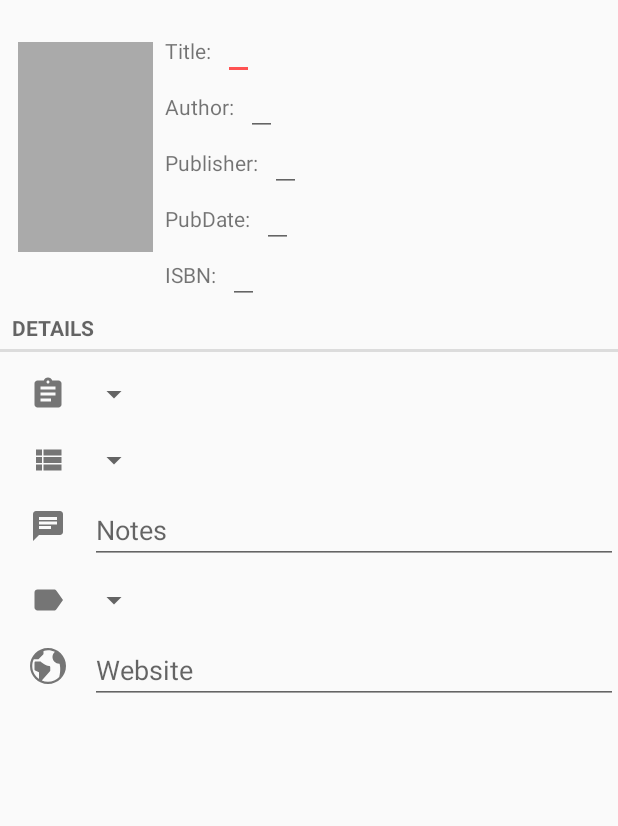
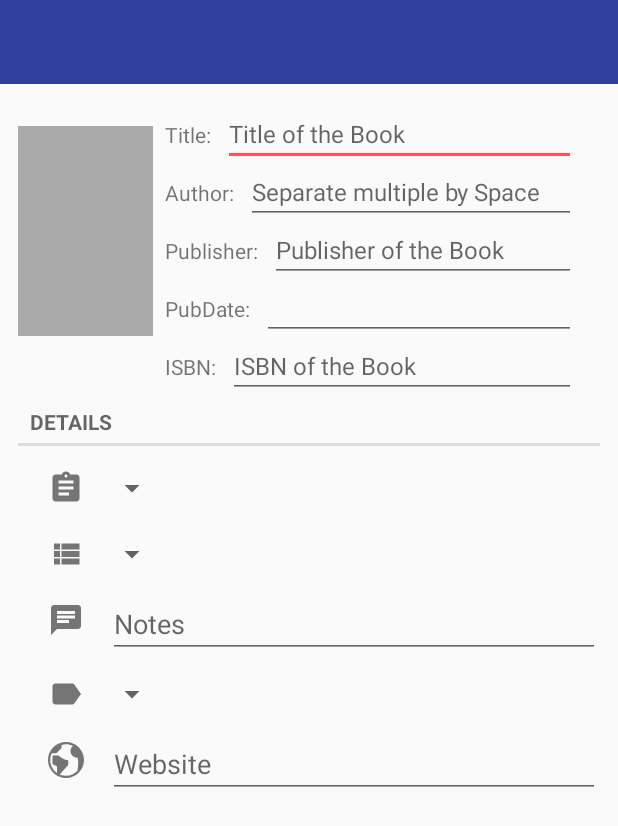
Before and after one commit to smartjinyu/MyBookshelf, an Android app: the layout activity_bookedit.xml on its own in the app's theme, with its tools: preview values and no code run, on a phone screen of 412 x 824 dp. Shown: the top 826 px of the screen. Run offline under Robolectric (Android 15) with nearby library versions, the light colour scheme and no system bars.

Commit message:
begin to work on bookEditActivity

```diff
--- a/app/src/main/java/com/smartjinyu/mybookshelf/Book.java
+++ b/app/src/main/java/com/smartjinyu/mybookshelf/Book.java
@@ -1,5 +1,6 @@
 package com.smartjinyu.mybookshelf;
 
+import java.io.Serializable;
 import java.util.Calendar;
 import java.util.Date;
 import java.util.List;
@@ -11,11 +12,11 @@ import java.util.UUID;
  * This class represents a simple book.
  */
 
-public class Book {
+public class Book implements Serializable{
     private String title;
     private UUID id; // A unique id to identify each book
     private List<String> authors;
-    private List<String> translators;
+    private List<String> translators;//set null if no translator
     private Map<String,String> WebIds;
     // "douban"
     private String publisher;
--- a/app/src/main/java/com/smartjinyu/mybookshelf/BookFetcher.java
+++ b/app/src/main/java/com/smartjinyu/mybookshelf/BookFetcher.java
@@ -2,6 +2,7 @@ package com.smartjinyu.mybookshelf;
 
 import android.content.Context;
 import android.os.Environment;
+import android.os.Handler;
 import android.util.Log;
 import android.widget.Toast;
 
@@ -30,6 +31,7 @@ public abstract class BookFetcher {
     protected Context mContext;
 
     protected Book mBook;
+    protected Handler mHandler;
 
 
     protected abstract void getBookInfo(Context context,String isbn);
--- a/app/src/main/res/layout/activity_bookedit.xml
+++ b/app/src/main/res/layout/activity_bookedit.xml
@@ -3,7 +3,25 @@
               android:orientation="vertical"
               android:layout_width="match_parent"
               android:layout_height="match_parent">
+    <android.support.v7.widget.Toolbar
+        xmlns:android="http://schemas.android.com/apk/res/android"
+        android:id="@+id/bookedit_toolbar"
+        android:layout_height="wrap_content"
+        android:layout_width="match_parent"
+        android:fitsSystemWindows="true"
+        android:minHeight="?attr/actionBarSize"
+        android:theme="@style/ThemeOverlay.AppCompat.Dark.ActionBar"
+        android:background="?attr/colorPrimaryDark">
+    </android.support.v7.widget.Toolbar>
+
     <include layout="@layout/view_cover_and_info"/>
+
+    <LinearLayout
+        android:layout_width="match_parent"
+        android:layout_height="wrap_content"
+        android:orientation="vertical"
+        android:layout_marginStart="12dp"
+        android:layout_marginEnd="12dp">
         <TextView
             android:layout_width="match_parent"
             android:layout_height="wrap_content"
@@ -121,6 +139,6 @@
                 android:hint="@string/website_edit_text_hint"/>
         </LinearLayout>
 
-
+    </LinearLayout>
 
 </LinearLayout>
--- a/app/src/main/res/layout/view_cover_and_info.xml
+++ b/app/src/main/res/layout/view_cover_and_info.xml
@@ -3,6 +3,7 @@
               android:layout_width="match_parent"
               android:layout_height="wrap_content"
               android:layout_marginStart="12dp"
+              android:layout_marginEnd="12dp"
               android:layout_marginTop="16dp">
 
     <LinearLayout
@@ -25,18 +26,18 @@
 
     <LinearLayout
         android:layout_marginStart="4dp"
-        android:layout_width="0dp"
+        android:layout_width="match_parent"
         android:layout_height="wrap_content"
         android:orientation="vertical"
-        android:layout_weight="1">
+        android:layout_marginTop="-4dp">
 
         <LinearLayout
-            android:layout_width="wrap_content"
+            android:layout_width="match_parent"
             android:layout_height="wrap_content"
             android:orientation="horizontal">
 
             <TextView
-                android:layout_width="match_parent"
+                android:layout_width="wrap_content"
                 android:layout_height="wrap_content"
                 android:text="@string/book_title_text_view"
                 android:labelFor="@+id/book_title_edit_text"/>
@@ -45,19 +46,21 @@
                 android:id="@id/book_title_edit_text"
                 android:layout_width="match_parent"
                 android:layout_height="wrap_content"
-                android:textSize="12sp"
+                android:textSize="16sp"
                 android:layout_marginStart="8dp"
                 android:layout_marginEnd="16dp"
+                android:hint="@string/book_title_edit_text_hint"
                 android:inputType="text"/>
         </LinearLayout>
 
         <LinearLayout
-            android:layout_width="wrap_content"
+            android:layout_width="match_parent"
             android:layout_height="wrap_content"
-            android:orientation="horizontal">
+            android:orientation="horizontal"
+            android:layout_marginTop="-4dp">
 
             <TextView
-                android:layout_width="match_parent"
+                android:layout_width="wrap_content"
                 android:layout_height="wrap_content"
                 android:text="@string/book_author_text_view"
                 android:labelFor="@+id/book_author_edit_text"/>
@@ -66,21 +69,23 @@
                 android:id="@id/book_author_edit_text"
                 android:layout_width="match_parent"
                 android:layout_height="wrap_content"
-                android:textSize="12sp"
+                android:textSize="16sp"
                 android:layout_marginStart="8dp"
                 android:layout_marginEnd="16dp"
-                android:inputType="text"/>
+                android:inputType="text"
+                android:hint="@string/book_author_edit_text_hint"/>
         </LinearLayout>
 
         <LinearLayout
             android:id="@+id/translator_layout"
-            android:layout_width="wrap_content"
+            android:layout_width="match_parent"
             android:layout_height="wrap_content"
             android:orientation="horizontal"
+            android:layout_marginTop="-4dp"
             android:visibility="gone">
 
             <TextView
-                android:layout_width="match_parent"
+                android:layout_width="wrap_content"
                 android:layout_height="wrap_content"
                 android:text="@string/book_translator_text_view"
                 android:labelFor="@+id/book_translator_edit_text"/>
@@ -89,19 +94,21 @@
                 android:id="@id/book_translator_edit_text"
                 android:layout_width="match_parent"
                 android:layout_height="wrap_content"
-                android:textSize="12sp"
+                android:textSize="16sp"
                 android:layout_marginStart="8dp"
                 android:layout_marginEnd="16dp"
-                android:inputType="text"/>
+                android:inputType="text"
+                android:hint="@string/book_translator_edit_text_hint"/>
         </LinearLayout>
 
         <LinearLayout
-            android:layout_width="wrap_content"
+            android:layout_width="match_parent"
             android:layout_height="wrap_content"
-            android:orientation="horizontal">
+            android:orientation="horizontal"
+            android:layout_marginTop="-4dp">
 
             <TextView
-                android:layout_width="match_parent"
+                android:layout_width="wrap_content"
                 android:layout_height="wrap_content"
                 android:text="@string/book_publisher_text_view"
                 android:labelFor="@+id/book_publisher_edit_text"/>
@@ -110,19 +117,21 @@
                 android:id="@id/book_publisher_edit_text"
                 android:layout_width="match_parent"
                 android:layout_height="wrap_content"
-                android:textSize="12sp"
+                android:textSize="16sp"
                 android:layout_marginStart="8dp"
                 android:layout_marginEnd="16dp"
-                android:inputType="text"/>
+                android:inputType="text"
+                android:hint="@string/book_publisher_edit_text_hint"/>
         </LinearLayout>
 
         <LinearLayout
-            android:layout_width="wrap_content"
+            android:layout_width="match_parent"
             android:layout_height="wrap_content"
-            android:orientation="horizontal">
+            android:orientation="horizontal"
+            android:layout_marginTop="-4dp">
 
             <TextView
-                android:layout_width="match_parent"
+                android:layout_width="wrap_content"
                 android:layout_height="wrap_content"
                 android:text="@string/book_pubdate_text_view"
                 android:labelFor="@+id/book_pubdate_edit_text"/>
@@ -131,19 +140,20 @@
                 android:id="@id/book_pubdate_edit_text"
                 android:layout_width="match_parent"
                 android:layout_height="wrap_content"
-                android:textSize="12sp"
+                android:textSize="16sp"
                 android:layout_marginStart="8dp"
                 android:layout_marginEnd="16dp"
                 android:inputType="date"/>
         </LinearLayout>
 
         <LinearLayout
-            android:layout_width="wrap_content"
+            android:layout_width="match_parent"
             android:layout_height="wrap_content"
-            android:orientation="horizontal">
+            android:orientation="horizontal"
+            android:layout_marginTop="-4dp">
 
             <TextView
-                android:layout_width="match_parent"
+                android:layout_width="wrap_content"
                 android:layout_height="wrap_content"
                 android:text="@string/book_isbn_text_view"
                 android:labelFor="@+id/book_isbn_edit_text"/>
@@ -152,22 +162,15 @@
                 android:id="@id/book_isbn_edit_text"
                 android:layout_width="match_parent"
                 android:layout_height="wrap_content"
-                android:textSize="12sp"
+                android:textSize="16sp"
                 android:layout_marginStart="8dp"
                 android:layout_marginEnd="16dp"
-                android:inputType="text"/>
+                android:inputType="number"
+                android:hint="@string/book_isbn_edit_text_hint"/>
         </LinearLayout>
-
-
-
-
-
-
 
     </LinearLayout>
 
 
 
-
-
 </LinearLayout>
--- a/app/src/main/res/values/strings.xml
+++ b/app/src/main/res/values/strings.xml
@@ -24,12 +24,18 @@
     <string name="book_publisher_text_view">Publisher:</string>
     <string name="book_pubdate_text_view">PubDate:</string>
     <string name="book_isbn_text_view">ISBN:</string>
+    <string name="book_title_edit_text_hint">Title of the Book</string>
+    <string name="book_author_edit_text_hint">Separate multiple by Space</string>
+    <string name="book_translator_edit_text_hint">Separate multiple by Space</string>
+    <string name="book_publisher_edit_text_hint">Publisher of the Book</string>
+    <string name="book_isbn_edit_text_hint">ISBN of the Book</string>
     <string name="separator_text_view1">Details</string>
     <string name="reading_status_image_view">Reading Status</string>
     <string name="book_shelf_image_view">Bookshelf</string>
     <string name="note_edit_text_hint">Notes</string>
     <string name="label_image_view">Label</string>
     <string name="website_edit_text_hint">Website</string>
+    <string name="tool_bar_navigation_description">Discard</string>
 
 
 
```
Also changed, not shown: app/src/main/java/com/smartjinyu/mybookshelf/BookEditActivity.java (+76 -19 lines), app/src/main/java/com/smartjinyu/mybookshelf/DoubanFetcher.java (+11 -1 lines). Lines whose indentation alone changed are shown as unchanged.
